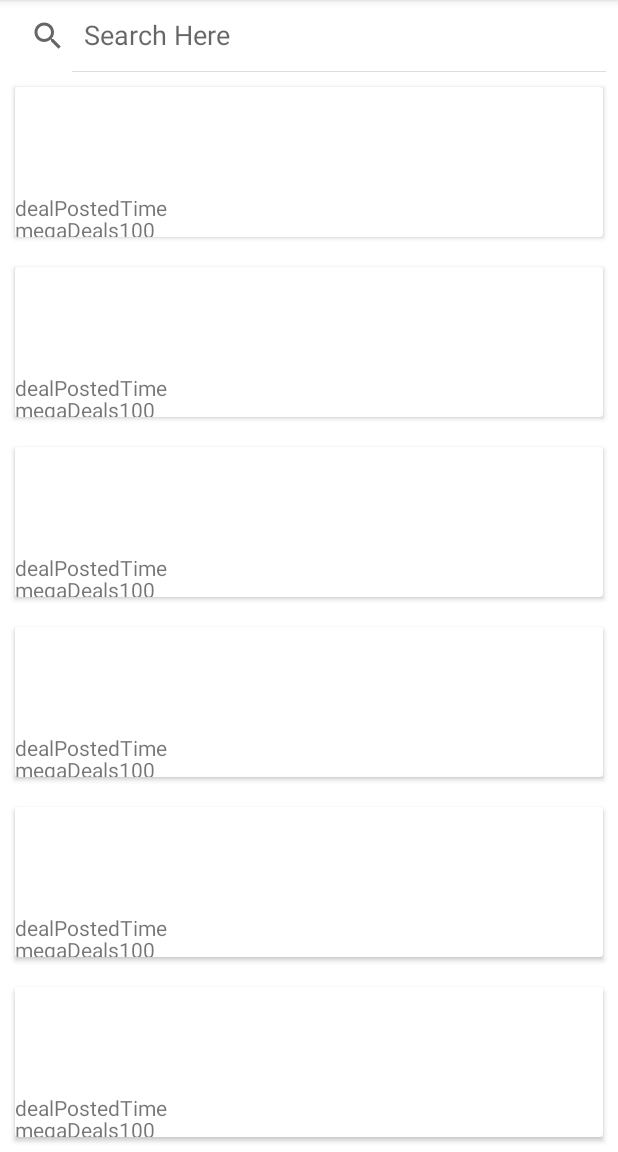
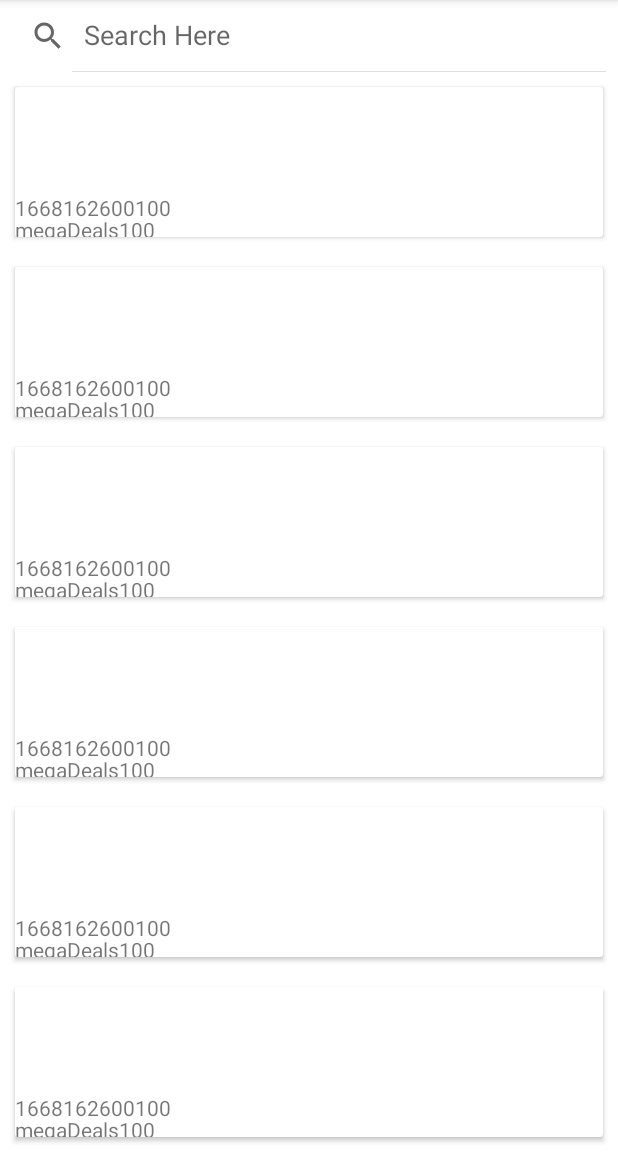
Before and after one commit to djlisko01/cs5520-team2-smart-shopper, an Android app: the screen it shows after launch (MainActivity), on a phone screen of 412 x 824 dp, the part 84-1236 px from its top. Run offline under Robolectric (Android 15) with nearby library versions, the light colour scheme and no system bars; 1 statement that could not run was skipped.

Commit message:
fix time display

```diff
--- a/app/src/main/java/com/example/smartshopper/recyclerViews/DealAdapter.java
+++ b/app/src/main/java/com/example/smartshopper/recyclerViews/DealAdapter.java
@@ -38,7 +38,7 @@ public class DealAdapter extends RecyclerView.Adapter<DealViewHolder> {
         Drawable drawableReference = ContextCompat.getDrawable(context, context.getResources().getIdentifier(stringUri, "drawable", context.getPackageName()));
         holder.iv_itemPicture.setImageDrawable(drawableReference);
 
-        holder.tv_dealPostedBy.setText(deals.get(position).getTimePosted().toString());
+        holder.tv_dealPostedTime.setText(deals.get(position).getTimePosted().toString());
         holder.tv_dealPostedBy.setText(String.valueOf(deals.get(position).getPoster()));
     }
 
```
